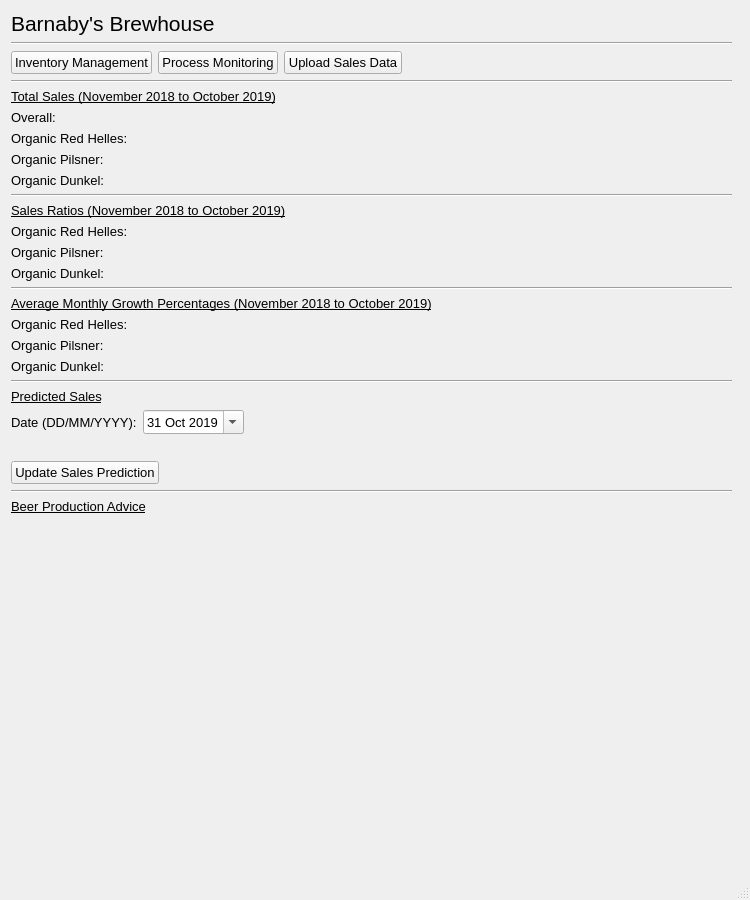
First picture: the form in brewhouse.ui, repository IsaacCheng9/brewhouse-management, before the edit.
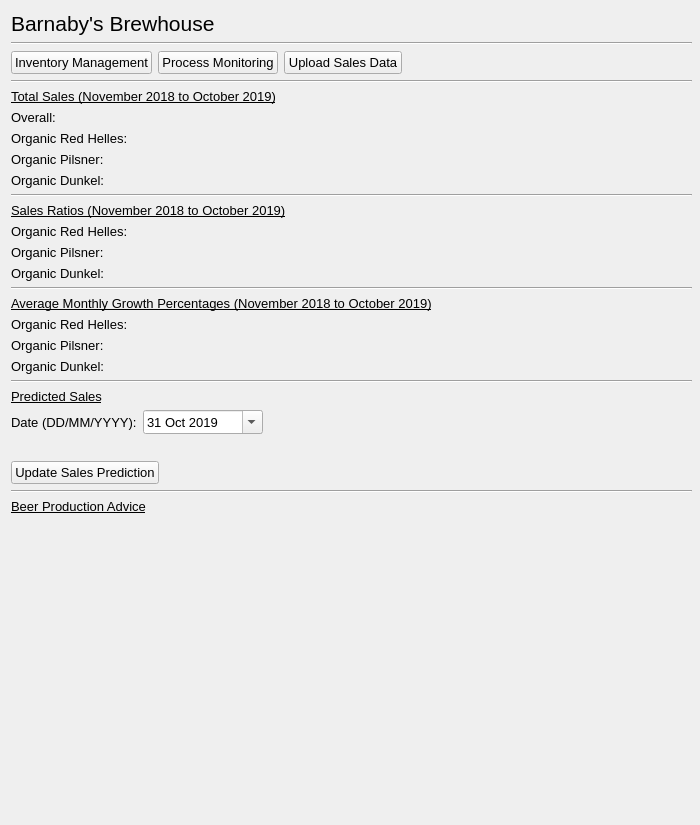
Second picture: the form after the edit.

Commit message: Make main menu more compact

The edit to the form file:
```diff
--- a/brewhouse.ui
+++ b/brewhouse.ui
@@ -6,8 +6,8 @@
    <rect>
     <x>0</x>
     <y>0</y>
-    <width>750</width>
-    <height>900</height>
+    <width>700</width>
+    <height>825</height>
    </rect>
   </property>
   <property name="font">
@@ -25,8 +25,8 @@
      <rect>
       <x>11</x>
       <y>11</y>
-      <width>721</width>
-      <height>851</height>
+      <width>681</width>
+      <height>801</height>
      </rect>
     </property>
     <layout class="QVBoxLayout" name="vert_layout_brewhouse">
@@ -244,8 +244,14 @@
          </property>
         </widget>
        </item>
-       <item>
+       <item alignment="Qt::AlignLeft">
         <widget class="QDateEdit" name="date_edit_predict">
+         <property name="minimumSize">
+          <size>
+           <width>120</width>
+           <height>0</height>
+          </size>
+         </property>
          <property name="minimumDateTime">
           <datetime>
            <hour>0</hour>
@@ -332,7 +338,6 @@
     </layout>
    </widget>
   </widget>
-  <widget class="QStatusBar" name="status_bar"/>
  </widget>
  <resources/>
  <connections/>
```
The commit also changes 1 other file.
